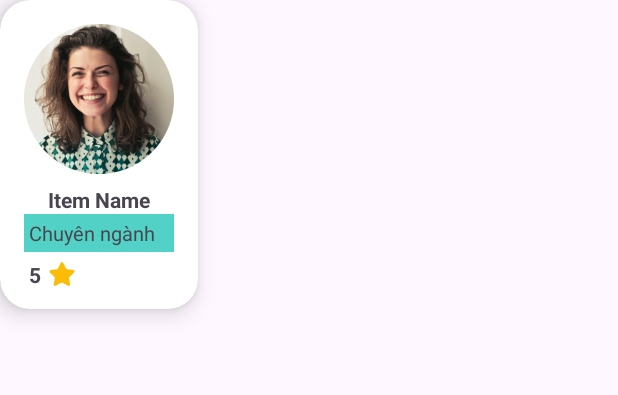
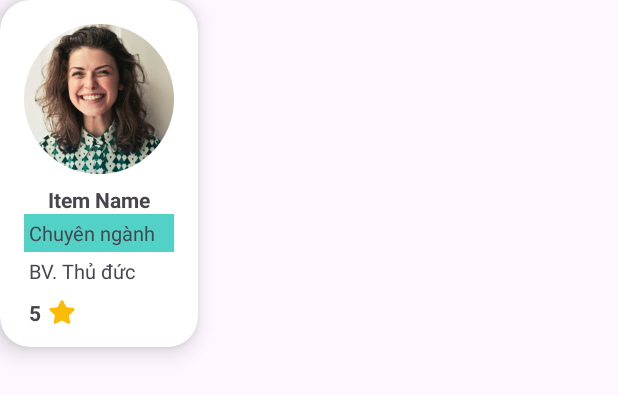
Before and after one commit to Hissatsu265/DoctorOn, an Android app: the layout item_topdoctor.xml on its own in the app's theme, with its tools: preview values and no code run, on a phone screen of 412 x 824 dp. Shown: the top 395 px of the screen. Run offline under Robolectric (Android 15) with nearby library versions, the phone set to English and light mode, and no system bars.

Commit message:
gán sk cho tính năng

```diff
--- a/app/src/main/java/com/example/doctoron/Adapters/Topdoctor.kt
+++ b/app/src/main/java/com/example/doctoron/Adapters/Topdoctor.kt
@@ -19,6 +19,7 @@ class Topdoctor(private val doctor:ArrayList<Doctor>,private val listener: OnIte
             var tv_Name:TextView=itemView.findViewById(R.id.textView_Name)
             var tv_Star:TextView=itemView.findViewById(R.id.textView_Ranking)
             var tv_CN:TextView=itemView.findViewById(R.id.textView_CN)
+            var tv_Bv:TextView=itemView.findViewById(R.id.textView_Bv)
             var iv_Avatar:ImageView=itemView.findViewById(R.id.imageView_avatardoctor)
             //-------------------------------------------------------------------------
             init {
@@ -42,6 +43,7 @@ class Topdoctor(private val doctor:ArrayList<Doctor>,private val listener: OnIte
         holder.tv_Name.setText(currentitem.getName())
         holder.tv_Star.setText(currentitem.getStar().toString())
         holder.tv_CN.setText(currentitem.getCN())
+        holder.tv_Bv.setText(currentitem.getHospital())
         //----------------------------------------------------------------------------
         val firestore = FirebaseFirestore.getInstance()
 
--- a/app/src/main/res/layout/item_topdoctor.xml
+++ b/app/src/main/res/layout/item_topdoctor.xml
@@ -50,6 +50,17 @@
         android:padding="3dp"
         android:background="@color/cyan_300"
         />
+    <TextView
+        android:singleLine="true"
+        android:ellipsize="end"
+        android:id="@+id/textView_Bv"
+        android:layout_width="match_parent"
+        android:layout_height="wrap_content"
+        android:text="BV. Thủ đức"
+        android:textSize="13dp"
+        android:textAlignment="textStart"
+        android:padding="3dp"
+            />
     <LinearLayout
         android:layout_width="wrap_content"
         android:layout_height="wrap_content"
```
Also changed, not shown: app/src/main/java/com/example/doctoron/Fragments/DashboardFragment.kt (+8 -0 lines), app/src/main/res/drawable/img_ai.png.
